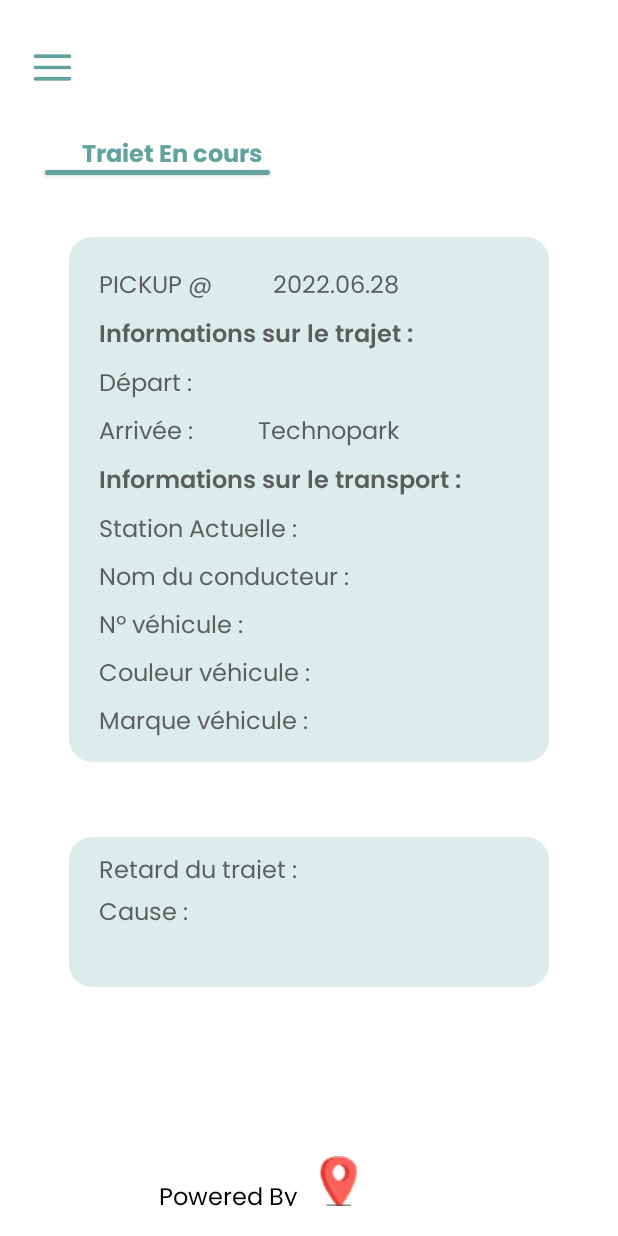
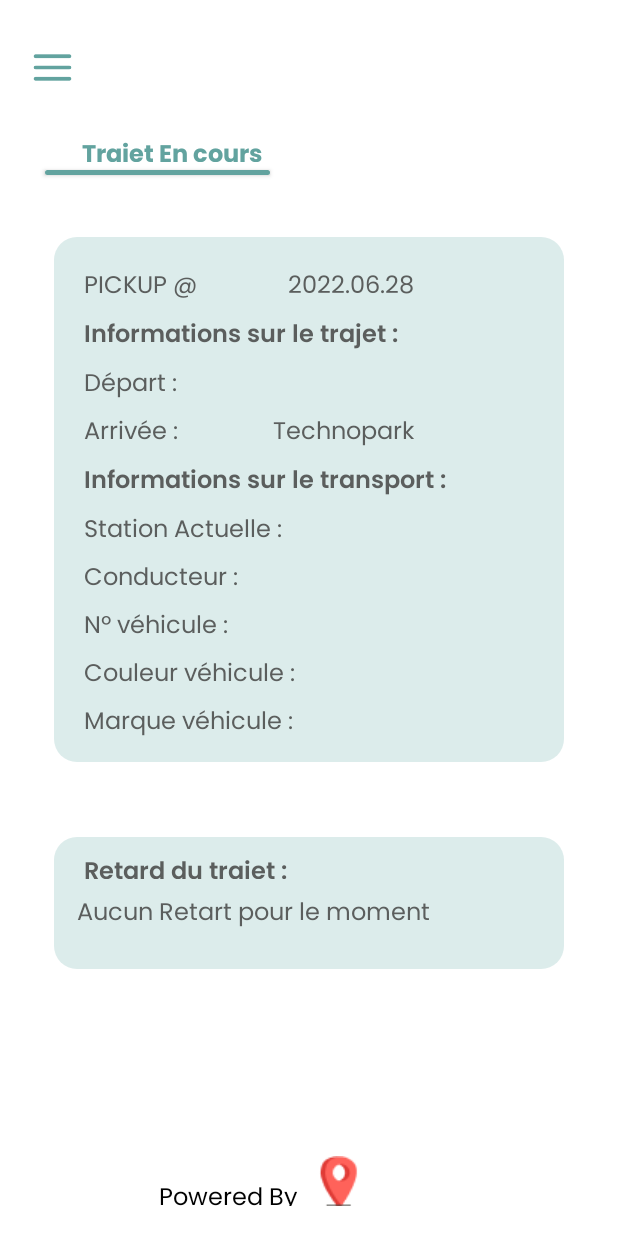
Before and after one commit to nouhelion/Transport_Employee, an Android app: the trajet_det_employee screen opened directly, with no data from a screen before it, on a phone screen of 412 x 824 dp. Run offline under Robolectric (Android 15) with nearby library versions, the phone set to English and light mode, and no system bars; our stand-ins replace Firebase (no records; nobody signed in at launch, a user with empty details on screens opened directly).

Commit message:
retard fully done

```diff
--- a/app/src/main/java/com/example/templo/trajet_det_employee.java
+++ b/app/src/main/java/com/example/templo/trajet_det_employee.java
@@ -87,12 +87,12 @@ public class trajet_det_employee extends AppCompatActivity {
                     @Override
                     public void onComplete(@NonNull Task<DocumentSnapshot> task) {
                         if(task.getResult().exists()){
-                            String Nom,Prenom;
+                            String Nom,Prenom,actu;
                             Nom=task.getResult().getString("nom");
                             Prenom=task.getResult().getString("prenom");
-
+                            actu=task.getResult().getString("stationActuelle");
                             nomCond.setText(new StringBuilder().append(Nom).append(" ").append(Prenom).toString());
-
+                            actuelle.setText(actu);
                         }
 
                     }
@@ -131,11 +131,12 @@ public class trajet_det_employee extends AppCompatActivity {
                     @Override
                     public void onComplete(@NonNull Task<DocumentSnapshot> task) {
                         if(task.getResult().exists()){
-                            String cause,dd;
+                            String cause,dd,station;
                            cause=task.getResult().getString("cause");
                            dd=task.getResult().getString("date");
-                           if(dd==currentDateandTime)
-                              retard.setText(cause);
+                           station=task.getResult().getString("stationActuelle");
+                               retard.setText("la cause du Retard : "+cause);
+
 
 
                         }
--- a/app/src/main/res/layout/activity_trajet_det_employee.xml
+++ b/app/src/main/res/layout/activity_trajet_det_employee.xml
@@ -52,7 +52,7 @@
         app:layout_constraintEnd_toEndOf="parent"
         app:layout_constraintStart_toStartOf="parent"
         android:layout_marginTop="50dp"
-        android:layout_width="320dp"
+        android:layout_width="340dp"
         android:layout_height="350dp">
 
         <TextView
@@ -164,7 +164,7 @@
             android:id="@+id/actuelle"
             android:layout_width="wrap_content"
             android:layout_height="wrap_content"
-            android:layout_marginEnd="100dp"
+            android:layout_marginEnd="30dp"
             android:fontFamily="@font/poppins"
             android:textAppearance="@style/historique_"
             app:layout_constraintBaseline_toBaselineOf="@+id/Station_Actuelle"
@@ -187,7 +187,7 @@
             android:id="@+id/NOMconducteur"
             android:layout_width="wrap_content"
             android:layout_height="wrap_content"
-            android:layout_marginEnd="20dp"
+            android:layout_marginEnd="40dp"
             android:fontFamily="@font/poppins"
             android:textAppearance="@style/historique_"
             app:layout_constraintBaseline_toBaselineOf="@+id/nom_conducteur"
@@ -256,7 +256,7 @@
             android:id="@+id/marque"
             android:layout_width="wrap_content"
             android:layout_height="wrap_content"
-            android:layout_marginEnd="100dp"
+            android:layout_marginEnd="80dp"
             android:fontFamily="@font/poppins"
             android:textAppearance="@style/historique_"
             app:layout_constraintBaseline_toBaselineOf="@+id/type_vehicule"
@@ -271,8 +271,8 @@
         app:layout_constraintEnd_toEndOf="parent"
         app:layout_constraintStart_toStartOf="parent"
         android:layout_marginTop="50dp"
-        android:layout_width="320dp"
-        android:layout_height="100dp">
+        android:layout_width="340dp"
+        android:layout_height="wrap_content">
 
         <TextView
             android:id="@+id/rret"
@@ -280,17 +280,18 @@
             android:layout_height="18dp"
             android:layout_marginStart="20dp"
             android:layout_marginTop="10dp"
-            android:fontFamily="@font/poppins"
+            android:fontFamily="@font/poppins_semibold"
             android:text="@string/retard_du_t"
             android:textAppearance="@style/retard_du_t"
             app:layout_constraintStart_toStartOf="parent"
             app:layout_constraintTop_toTopOf="parent" />
         <TextView
             android:id="@+id/ret"
-            android:layout_width="wrap_content"
-            android:layout_height="18dp"
-            android:layout_marginStart="20dp"
+            android:layout_width="310dp"
+            android:layout_height="wrap_content"
+            android:layout_marginStart="15dp"
             android:layout_marginTop="10dp"
+            android:singleLine="false"
             android:fontFamily="@font/poppins"
             android:text="@string/cause"
             android:textAppearance="@style/historique_"
--- a/app/src/main/res/values/strings.xml
+++ b/app/src/main/res/values/strings.xml
@@ -59,9 +59,9 @@
     <string name="infs_trajet">Informations sur le trajet :</string>
     <string name="infs_trans">Informations sur le transport :</string>
     <string name="Station_Actuelle">Station Actuelle :</string>
-    <string name="Nom_conducteur">Nom du conducteur :</string>
+    <string name="Nom_conducteur">Conducteur :</string>
     <string name="N_vehicule">Nº véhicule :</string>
     <string name="Couleur_vehicule">Couleur véhicule :</string>
     <string name="Type_vehicule">Marque véhicule :</string>
-    <string name="cause">Cause :</string>
+    <string name="cause">Aucun Retart pour le moment</string>
 </resources>
```
